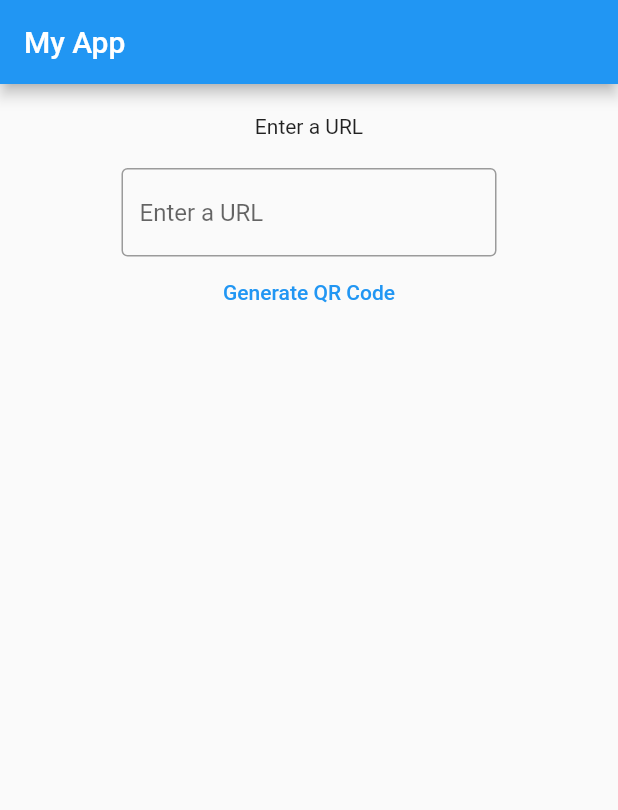
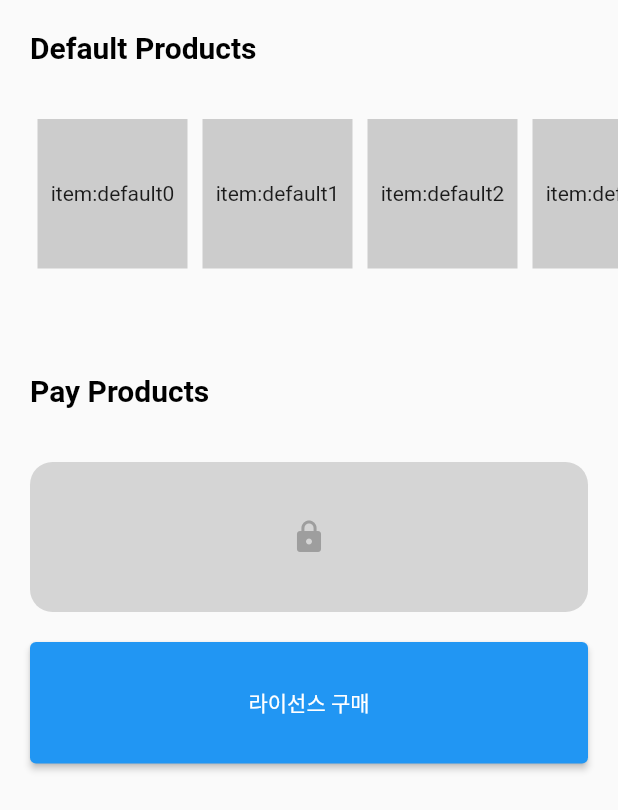
Before and after one commit to kimwlsgh33/qrgen, a Flutter app: the screen it shows after launch, on a phone screen of 412 x 824 dp. Shown: the top 810 px of the screen. Run offline on Flutter 3.47's test engine with Material 2 defaults, Android fonts, the phone set to English and light mode, and no system bars; our stand-ins replace equatable, flutter_bloc, logger.

```diff
--- /dev/null
+++ b/lib/bloc/license_bloc.dart
@@ -0,0 +1,58 @@
+import 'package:equatable/equatable.dart';
+import 'package:flutter_bloc/flutter_bloc.dart';
+import 'package:todos/repository/license_repository.dart';
+// import 'package:logos/src/presenter/views/perchase/bloc/product_bloc.dart';
+
+//==============================================================================
+// Bloc
+//==============================================================================
+class LicenseBloc extends Bloc<LicenseEvent, LicenseState> {
+  final LicenseRepository _licenseRepository;
+  LicenseBloc(
+    this._licenseRepository,
+  ) : super(const LicenseState(false)) {
+    on<BuyLicenseEvent>((event, emit) async {
+      bool result = await _licenseRepository.buyLicense();
+      emit(LicenseState(result));
+    });
+  }
+}
+
+//==============================================================================
+// Event
+//==============================================================================
+abstract class LicenseEvent extends Equatable {}
+
+class BuyLicenseEvent extends LicenseEvent {
+  @override
+  List<Object?> get props => [];
+}
+
+//==============================================================================
+// State
+//==============================================================================
+class LicenseState extends Equatable {
+  final bool hasLicense;
+  const LicenseState(this.hasLicense);
+  @override
+  List<Object?> get props => [hasLicense];
+}
+
+//==============================================================================
+// Dependency
+//==============================================================================
+// class LicenseBloc extends Bloc<LicenseEvent, LicenseState> {
+//   final LicenseRepository _licenseRepository;
+//   final ProductBloc _productBloc; // use Bloc
+//   LicenseBloc(
+//     this._licenseRepository,
+//     // this._productBloc,
+//   ) : super(const LicenseState(false)) {
+//     on<BuyLicenseEvent>((event, emit) async {
+//       bool result = await _licenseRepository.buyLicense();
+//       emit(LicenseState(result));
+//       // ProductBloc에게 알림
+//       // _productBloc.add(PayLoadProductEvent(result));
+//     });
+//   }
+// }
--- /dev/null
+++ b/lib/bloc/product_bloc.dart
@@ -0,0 +1,140 @@
+import 'package:equatable/equatable.dart';
+import 'package:flutter_bloc/flutter_bloc.dart';
+import 'package:todos/repository/license_repository.dart';
+import 'package:todos/repository/product_repository.dart';
+
+//================================================================================================
+// Bloc - Map Event to State
+//================================================================================================
+class ProductBloc extends Bloc<ProductEvent, ProductState> {
+  final ProductRepository _productRepository;
+  final LicenseRepository _licenseRepository;
+
+  // constructor - inject repository & initial state
+  ProductBloc(
+    this._productRepository,
+    this._licenseRepository,
+  ) : super(InitProductState()) {
+    on<DefaultLoadProductEvent>(_defaultLoadProduct);
+    on<PayLoadProductEvent>(_payLoadProduct);
+    add(DefaultLoadProductEvent()); // initial event
+    add(PayLoadProductEvent(false));
+    // subscribe to LicenseRepository.stream ( license status )
+    _licenseRepository.stream.listen((event) {
+      add(PayLoadProductEvent(event));
+    });
+  }
+
+  _defaultLoadProduct(
+      DefaultLoadProductEvent event, Emitter<ProductState> emit) async {
+    // 로딩중
+    emit(LoadingProductState(
+      defaultItems: state.defaultItems,
+      payItems: state.payItems,
+    ));
+    var result = await _productRepository.loadDefaultProduct();
+    // 로딩완료
+    emit(LoadedProductState(
+      defaultItems: result,
+      payItems: state.payItems,
+    ));
+  }
+
+  _payLoadProduct(PayLoadProductEvent event, Emitter<ProductState> emit) async {
+    emit(LoadingProductState(
+      defaultItems: state.defaultItems,
+      payItems: state.payItems,
+    ));
+    var result = await _productRepository.loadPayProduct(event.hasLicense);
+    emit(LoadedProductState(
+      defaultItems: state.defaultItems,
+      payItems: result,
+    ));
+  }
+
+  // Bloc을 사용하는 결정적인 이유.
+  @override
+  void onChange(Change<ProductState> change) {
+    // TODO: implement onChange
+    super.onChange(change);
+  }
+
+  @override
+  void onTransition(Transition<ProductEvent, ProductState> transition) {
+    // TODO: implement onTransition
+    super.onTransition(transition);
+  }
+}
+
+//================================================================================================
+// Event - UI
+//================================================================================================
+
+abstract class ProductEvent extends Equatable {}
+
+class DefaultLoadProductEvent extends ProductEvent {
+  @override
+  List<Object?> get props => [];
+}
+
+class PayLoadProductEvent extends ProductEvent {
+  final bool hasLicense;
+  PayLoadProductEvent(this.hasLicense);
+  @override
+  List<Object?> get props => [];
+}
+
+//================================================================================================
+// State
+//================================================================================================
+abstract class ProductState extends Equatable {
+  final List<String>? defaultItems;
+  final List<String>? payItems;
+  const ProductState({
+    this.defaultItems,
+    this.payItems,
+  });
+}
+
+class InitProductState extends ProductState {
+  InitProductState() : super(defaultItems: [], payItems: []);
+  @override
+  List<Object?> get props => [defaultItems, payItems];
+}
+
+class LoadingProductState extends ProductState {
+  const LoadingProductState({
+    super.defaultItems,
+    super.payItems,
+  });
+  @override
+  List<Object?> get props => [defaultItems, payItems];
+}
+
+class LoadedProductState extends ProductState {
+  const LoadedProductState({
+    super.defaultItems,
+    super.payItems,
+  });
+  @override
+  List<Object?> get props => [defaultItems, payItems];
+}
+
+class ErrorProductState extends ProductState {
+  final String message;
+  const ErrorProductState(this.message);
+  @override
+  List<Object> get props => [];
+}
+
+    // ================================================================================
+    // Event switch & use concurency
+    // ================================================================================
+    // on<ProductEvent>((event, emit) async{
+    //   if (event is DefaultLoadProductEvent) {
+    //     await _defaultLoadProduct(event, emit);
+    //   }
+    //   if (event is PayLoadProductEvent) {
+    //     await _payLoadProduct(event, emit);
+    //   }
+    // }, transformer: sequential());
--- /dev/null
+++ b/lib/bloc/simple_observer.dart
@@ -0,0 +1,12 @@
+import 'package:flutter_bloc/flutter_bloc.dart';
+import 'package:logger/logger.dart';
+
+class SimpleObserver extends BlocObserver {
+  static final Logger _logger = Logger();
+
+  @override
+  void onTransition(Bloc bloc, Transition transition) {
+    _logger.d(transition);
+    super.onTransition(bloc, transition);
+  }
+}
--- /dev/null
+++ b/lib/components/buy_btn.dart
@@ -0,0 +1,20 @@
+import 'package:flutter/material.dart';
+
+class BuyBtn extends StatelessWidget {
+  final Function() onTap;
+  const BuyBtn({super.key, required this.onTap});
+
+  @override
+  Widget build(BuildContext context) {
+    return Padding(
+      padding: const EdgeInsets.all(20.0),
+      child: ElevatedButton(
+        onPressed: onTap,
+        child: const Padding(
+          padding: EdgeInsets.all(30.0),
+          child: Text('라이선스 구매'),
+        ),
+      ),
+    );
+  }
+}
--- /dev/null
+++ b/lib/components/loading.dart
@@ -0,0 +1,18 @@
+import 'package:flutter/material.dart';
+
+class Loading extends StatelessWidget {
+  const Loading({super.key});
+
+  @override
+  Widget build(BuildContext context) {
+    return const SizedBox(
+      height: 100,
+      child: Center(
+        child: CircularProgressIndicator(
+          strokeWidth: 2,
+          color: Colors.red,
+        ),
+      ),
+    );
+  }
+}
--- /dev/null
+++ b/lib/components/lock_widget.dart
@@ -0,0 +1,23 @@
+import 'package:flutter/material.dart';
+
+class LockWidget extends StatelessWidget {
+  const LockWidget({super.key});
+
+  @override
+  Widget build(BuildContext context) {
+    return Container(
+      margin: const EdgeInsets.symmetric(horizontal: 20),
+      decoration: BoxDecoration(
+        borderRadius: BorderRadius.circular(15),
+        color: Colors.grey.withOpacity(0.4),
+      ),
+      height: 100,
+      child: const Icon(
+        Icons.lock,
+        size: 24,
+        color: Colors.grey,
+        semanticLabel: 'Lock',
+      ),
+    );
+  }
+}
--- /dev/null
+++ b/lib/components/products_widget.dart
@@ -0,0 +1,30 @@
+import 'package:flutter/material.dart';
+
+class ProductsWidget extends StatelessWidget {
+  final List<String> items;
+  const ProductsWidget({
+    super.key,
+    required this.items,
+  });
+
+  @override
+  Widget build(BuildContext context) {
+    return SizedBox(
+      height: 100,
+      child: ListView(
+        padding: const EdgeInsets.only(left: 20.0),
+        scrollDirection: Axis.horizontal,
+        children: List.generate(
+          items.length,
+          (index) => Container(
+            margin: const EdgeInsets.symmetric(horizontal: 5.0),
+            width: 100,
+            height: 80,
+            color: Colors.grey.withOpacity(0.5),
+            child: Center(child: Text('item:${items[index]}')),
+          ),
+        ),
+      ),
+    );
+  }
+}
--- a/lib/cubits/counter.dart
+++ /dev/null
@@ -1,8 +0,0 @@
-import 'package:bloc/bloc.dart';
-
-class CounterCubit extends Cubit<int> {
-  CounterCubit() : super(0);
-
-  void increment() => emit(state + 1);
-  void decrement() => emit(state - 1);
-}
--- a/lib/main.dart
+++ b/lib/main.dart
@@ -1,12 +1,14 @@
 import 'package:flutter/material.dart';
-import 'package:qr_flutter/qr_flutter.dart';
-import 'package:todos/cubits/counter.dart';
-import 'package:todos/page/qr_screen.dart';
+import 'package:flutter_bloc/flutter_bloc.dart';
+import 'package:todos/bloc/license_bloc.dart';
+import 'package:todos/bloc/product_bloc.dart';
+import 'package:todos/bloc/simple_observer.dart';
+import 'package:todos/pages/product_page.dart';
+import 'package:todos/repository/license_repository.dart';
+import 'package:todos/repository/product_repository.dart';
 
 void main(List<String> args) {
-  final counter = CounterCubit();
-  print(counter.state);
-
+  Bloc.observer = SimpleObserver();
   runApp(const MyApp());
 }
 
@@ -15,8 +17,34 @@ class MyApp extends StatelessWidget {
 
   @override
   Widget build(BuildContext context) {
-    return const MaterialApp(
-      home: QrScreen()
+    return MaterialApp(
+      debugShowCheckedModeBanner: false,
+      // MultiRepositoryProvider : save repository to context
+      home: MultiRepositoryProvider(
+        providers: [
+          RepositoryProvider(create: (_) => LicenseRepository()),
+          RepositoryProvider(create: (_) => ProductRepository()),
+        ],
+        // MultiBlocProvider : save bloc to context
+        child: MultiBlocProvider(
+          providers: [
+            BlocProvider<LicenseBloc>(
+              // initial state - read license from repository
+              create: (context) => LicenseBloc(
+                context.read<LicenseRepository>(),
+              ),
+            ),
+            BlocProvider<ProductBloc>(
+              // initial state - read license from repository
+              create: (context) => ProductBloc(
+                context.read<ProductRepository>(),
+                context.read<LicenseRepository>(),
+              ),
+            ),
+          ],
+          child: const ProductPage(),
+        ),
+      ),
     );
   }
 }
--- a/lib/page/qr_screen.dart
+++ /dev/null
@@ -1,80 +0,0 @@
-import 'package:flutter/material.dart';
-import 'package:qr_flutter/qr_flutter.dart';
-
-class QrScreen extends StatefulWidget {
-  const QrScreen({super.key});
-
-  @override
-  State<QrScreen> createState() => _QrScreenState();
-}
-
-class _QrScreenState extends State<QrScreen> {
-  final TextEditingController _urlController = TextEditingController();
-  QrImage? _qrImage;
-
-  void generateQRCode() async {
-    setState(() {
-      _qrImage = QrImage(
-        data: _urlController.text,
-        version: QrVersions.auto,
-        size: 200.0,
-      );
-    });
-  }
-
-  @override
-  Widget build(BuildContext context) {
-    return Scaffold(
-      appBar: AppBar(
-        title: const Text('My App'),
-      ),
-      body: Center(
-        child: Column(
-          children: [
-            const SizedBox(height: 20),
-            // Image.network(
-            //     'https://chart.apis.google.com/chart?cht=qr&chs=250x250&chl=https://youtube.com/'),
-            _qrImage == null
-                ? Column(
-                    children: [
-                      const Text('Enter a URL'),
-                      const SizedBox(height: 20),
-                      Container(
-                        width: 250,
-                        child: TextField(
-                          controller: _urlController,
-                          decoration: const InputDecoration(
-                            border: OutlineInputBorder(),
-                            hintText: 'Enter a URL',
-                          ),
-                        ),
-                      ),
-                      TextButton(
-                        onPressed: generateQRCode,
-                        child: const Text('Generate QR Code'),
-                      ),
-                    ],
-                  )
-                : Column(
-                    children: [
-                      QrImage(
-                        data: _urlController.text,
-                        version: QrVersions.auto,
-                        size: 200.0,
-                      ),
-                      TextButton(
-                        onPressed: () {
-                          setState(() {
-                            _qrImage = null;
-                          });
-                        },
-                        child: const Text('Clear QR Code'),
-                      ),
-                    ],
-                  ),
-          ],
-        ),
-      ),
-    );
-  }
-}
--- /dev/null
+++ b/lib/pages/product_page.dart
@@ -0,0 +1,112 @@
+import 'package:flutter/material.dart';
+import 'package:flutter_bloc/flutter_bloc.dart';
+import 'package:todos/bloc/license_bloc.dart';
+import 'package:todos/bloc/product_bloc.dart';
+import 'package:todos/components/buy_btn.dart';
+import 'package:todos/components/loading.dart';
+import 'package:todos/components/lock_widget.dart';
+import 'package:todos/components/products_widget.dart';
+
+class ProductPage extends StatelessWidget {
+  const ProductPage({super.key});
+
+  @override
+  Widget build(BuildContext context) {
+    // watch() : refresh build() when state change (from BlocBuilder)
+    return Scaffold(
+      body: SafeArea(
+        child: Column(
+          crossAxisAlignment: CrossAxisAlignment.stretch,
+          children: const [
+            _DefaultItems(),
+            SizedBox(height: 50),
+            _PayItems(),
+          ],
+        ),
+      ),
+    );
+  }
+}
+
+class _DefaultItems extends StatelessWidget {
+  const _DefaultItems();
+
+  @override
+  Widget build(BuildContext context) {
+    final state = context.watch<ProductBloc>().state;
+    return Column(
+      crossAxisAlignment: CrossAxisAlignment.stretch,
+      children: [
+        Padding(
+          padding: const EdgeInsets.all(20.0),
+          child: Text(
+            'Default Products',
+            style: TextStyle(
+              fontSize: 20,
+              fontWeight: FontWeight.bold,
+              color: Theme.of(context).colorScheme.onSurface,
+            ),
+          ),
+        ),
+        const SizedBox(height: 16),
+        // observe state & show widget
+        if (state is LoadingProductState) const Loading(),
+        if (state is LoadedProductState)
+          ProductsWidget(
+              items: List.generate(state.defaultItems?.length ?? 0,
+                  (index) => state.defaultItems![index])),
+      ],
+    );
+  }
+}
+
+class _PayItems extends StatelessWidget {
+  const _PayItems();
+  @override
+  Widget build(BuildContext context) {
+    final state = context.watch<ProductBloc>().state;
+    return Column(crossAxisAlignment: CrossAxisAlignment.stretch, children: [
+      Padding(
+        padding: const EdgeInsets.all(20.0),
+        child: Text(
+          'Pay Products',
+          style: TextStyle(
+            fontSize: 20,
+            fontWeight: FontWeight.bold,
+            color: Theme.of(context).colorScheme.onSurface,
+          ),
+        ),
+      ),
+      const SizedBox(height: 16),
+      // observe state & show widget
+      if (state is LoadingProductState) const Loading(),
+      if (state is LoadedProductState && state.payItems == null)
+        Column(
+          crossAxisAlignment: CrossAxisAlignment.stretch,
+          children: [
+            const LockWidget(),
+            BuyBtn(
+              onTap: () => context.read<LicenseBloc>().add(BuyLicenseEvent()),
+            ),
+          ],
+        ),
+      if (state is LoadedProductState && state.payItems != null)
+        ProductsWidget(
+            items: List.generate(state.payItems?.length ?? 0,
+                (index) => state.payItems![index])),
+    ]);
+  }
+}
+
+        //======================================================================
+        // control multiple blocs - From UI
+        //======================================================================
+        // Listener, handle multiple blocs
+        // child: BlocListener<LicenseBloc, LicenseState>(
+        //   listener: (context, state) {
+        //     if (state.hasLicense) {
+        //       context
+        //           .read<ProductBloc>()
+        //           .add(PayLoadProductEvent(state.hasLicense));
+        //     }
+        //   },
--- /dev/null
+++ b/lib/repository/license_repository.dart
@@ -0,0 +1,24 @@
+//==============================================================================
+// api
+//==============================================================================
+import 'dart:async';
+
+class LicenseRepository {
+  // make stream
+  // broadcast: 여러개의 listener가 동시에 listen 할 수 있도록
+  StreamController<bool> changeLicenseStatus =
+      StreamController<bool>.broadcast();
+
+  // license status stream
+  late Stream<bool> stream;
+  LicenseRepository() {
+    stream = changeLicenseStatus.stream;
+  }
+
+  Future<bool> buyLicense() async {
+    // TODO: buy license from server
+    await Future.delayed(const Duration(seconds: 1));
+    changeLicenseStatus.sink.add(true);
+    return true;
+  }
+}
--- /dev/null
+++ b/lib/repository/product_repository.dart
@@ -0,0 +1,20 @@
+//==============================================================================
+// api
+//==============================================================================
+class ProductRepository {
+  Future<List<String>> loadDefaultProduct() async {
+    await Future.delayed(const Duration(seconds: 1));
+    return List.generate(10, (index) => 'default$index');
+  }
+
+  Future<List<String>?> loadPayProduct(bool hasLicense) async {
+    // TODO: get license from server
+    if (hasLicense) {
+      await Future.delayed(const Duration(seconds: 1));
+      return List.generate(10, (index) => 'pay$index');
+    } else {
+      // throw Exception('No license');
+      return null;
+    }
+  }
+}
--- a/lib/resources/qr.dart
+++ /dev/null
@@ -1,9 +0,0 @@
-import 'package:qr_flutter/qr_flutter.dart';
-
-generateQRCode(String data) async {
-  return QrImage(
-    data: data,
-    version: QrVersions.auto,
-    size: 200.0,
-  );
-}
--- a/pubspec.yaml
+++ b/pubspec.yaml
@@ -39,6 +39,9 @@ dependencies:
   bloc: ^8.1.0
   qr_flutter: ^4.0.0
   screenshot: ^1.3.0
+  equatable: ^2.0.5
+  flutter_bloc: ^8.1.2
+  logger: ^1.2.2
 
 dev_dependencies:
   flutter_test:
```
Also changed, not shown: pubspec.lock, 2 other files.
